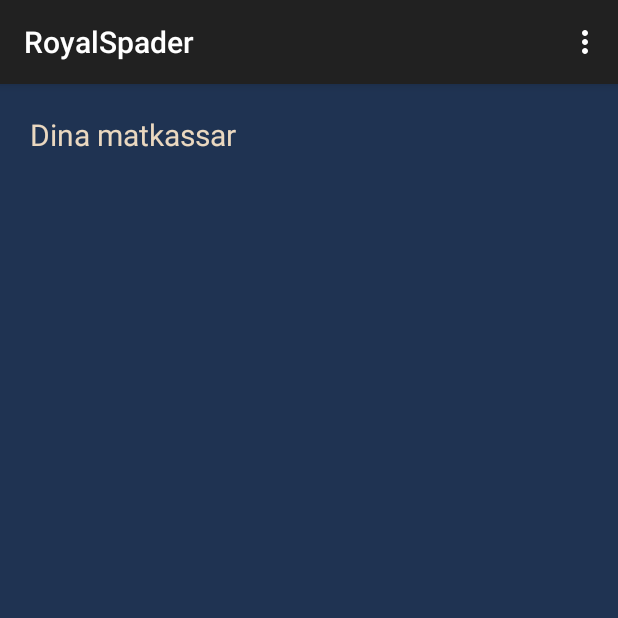
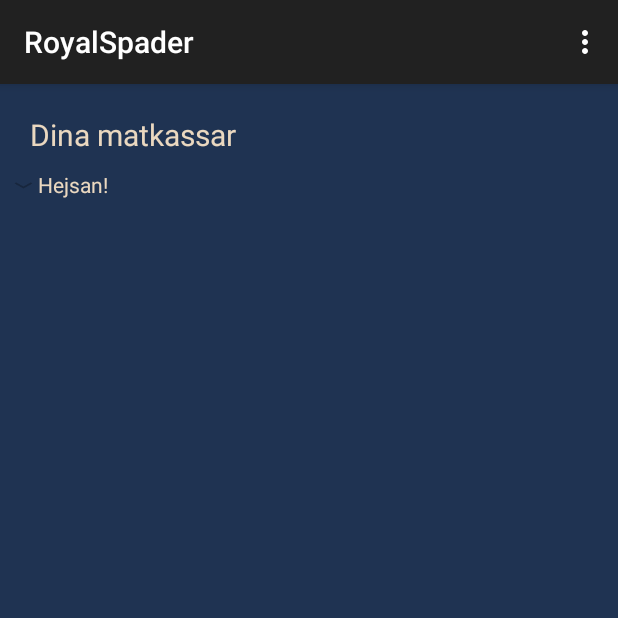
Before and after one commit to FilipFransson/Royal-Spader, an Android app: the screen it shows after launch (MainActivity), after a tap on "OK", on a phone screen of 412 x 824 dp, the top half of it. Run offline under Robolectric (Android 15) with nearby library versions, the phone set to English and light mode, and no system bars.

Commit message:
filip fix

```diff
--- a/Android/RoyalSpader/App/src/main/java/com/royalspader/app/kassarFragment.java
+++ b/Android/RoyalSpader/App/src/main/java/com/royalspader/app/kassarFragment.java
@@ -5,6 +5,9 @@ import android.support.v4.app.Fragment;
 import android.view.LayoutInflater;
 import android.view.View;
 import android.view.ViewGroup;
+import android.widget.ExpandableListView;
+
+import java.util.ArrayList;
 
 /**
  * Created by cissi on 2014-01-22.
@@ -15,6 +18,15 @@ public class kassarFragment extends Fragment {
                              Bundle savedInstanceState) {
         View rootView = inflater.inflate(R.layout.fragment_kassar, container, false);
 
+        ExpandableListView exList = (ExpandableListView)rootView.findViewById(R.id.matkassar);
+        myListGroup temp = new myListGroup();
+        temp.name = "Hejsan!";
+        temp.children.add("Svejsan!");
+        ArrayList<myListGroup> tempList = new ArrayList<myListGroup>();
+        tempList.add(temp);
+
+        exList.setAdapter(new myListAdapter(getActivity().getBaseContext(),tempList));
+
         return rootView;
     }
 
--- /dev/null
+++ b/Android/RoyalSpader/App/src/main/java/com/royalspader/app/myListAdapter.java
@@ -0,0 +1,114 @@
+package com.royalspader.app;
+
+import android.content.Context;
+import android.view.LayoutInflater;
+import android.view.View;
+import android.view.ViewGroup;
+import android.widget.BaseExpandableListAdapter;
+import android.widget.TextView;
+
+import java.util.ArrayList;
+
+/**
+ * Created by cissi on 2014-01-27.
+ */
+public class myListAdapter extends BaseExpandableListAdapter{
+
+    ArrayList <myListGroup> Groups;
+    Context ctx;
+
+    public myListAdapter(Context ctx, ArrayList<myListGroup> List){
+        this.ctx = ctx;
+        Groups = List;
+    }
+
+    @Override
+    public int getGroupCount() {
+        return Groups.size();
+    }
+
+    @Override
+    public int getChildrenCount(int i) {
+
+        int result = 0;
+        for (myListGroup g: Groups) {
+            result += g.children.size();
+        }
+
+        return result;
+    }
+
+    @Override
+    public Object getGroup(int i) {
+        return Groups.get(i);
+    }
+
+    @Override
+    public Object getChild(int i, int i2) {
+        return Groups.get(i).children.get(i2);
+    }
+
+    @Override
+    public long getGroupId(int i) {
+        return i;
+    }
+
+    @Override
+    public long getChildId(int i, int i2) {
+        return i * 100 + i2;
+    }
+
+    @Override
+    public boolean hasStableIds() {
+        return false;
+    }
+
+    @Override
+    public View getGroupView(int groupPosition, boolean isExpanded,
+                             View convertView, ViewGroup parent) {
+
+        View v = convertView;
+
+        if (v == null) {
+            LayoutInflater inflater = (LayoutInflater)ctx.getSystemService
+                    (Context.LAYOUT_INFLATER_SERVICE);
+            v = inflater.inflate(R.layout.list_group_layout, parent, false);
+        }
+
+        TextView groupName = (TextView) v.findViewById(R.id.groupName);
+
+        String name = Groups.get(groupPosition).name;
+
+        groupName.setText(name);
+
+        return v;
+
+    }
+
+    @Override
+    public View getChildView(int groupPosition, int childPosition,
+                             boolean isLastChild, View convertView, ViewGroup parent) {
+
+        View v = convertView;
+
+        if (v == null) {
+            LayoutInflater inflater = (LayoutInflater)ctx.getSystemService
+                    (Context.LAYOUT_INFLATER_SERVICE);
+            v = inflater.inflate(R.layout.list_child_layout, parent, false);
+        }
+
+        TextView itemName = (TextView) v.findViewById(R.id.itemName);
+
+        String name = Groups.get(groupPosition).children.get(childPosition);
+
+        itemName.setText(name);
+
+        return v;
+
+    }
+
+    @Override
+    public boolean isChildSelectable(int i, int i2) {
+        return false;
+    }
+}
--- /dev/null
+++ b/Android/RoyalSpader/App/src/main/java/com/royalspader/app/myListGroup.java
@@ -0,0 +1,13 @@
+package com.royalspader.app;
+
+import java.util.ArrayList;
+
+/**
+ * Created by cissi on 2014-01-27.
+ */
+public class myListGroup {
+
+    public String name;
+    public ArrayList <String> children = new ArrayList<String>();
+
+}
--- a/Android/RoyalSpader/App/src/main/res/layout/fragment_kassar.xml
+++ b/Android/RoyalSpader/App/src/main/res/layout/fragment_kassar.xml
@@ -24,5 +24,6 @@
         android:layout_width="match_parent"
         android:layout_height="wrap_content"
         android:id="@+id/matkassar"
-        android:layout_gravity="center_horizontal" />
+        android:layout_gravity="center_horizontal"
+        android:textColor="#EAD8C0"/>
 </LinearLayout>
--- a/Android/RoyalSpader/App/src/main/res/layout/fragment_varor.xml
+++ b/Android/RoyalSpader/App/src/main/res/layout/fragment_varor.xml
@@ -23,6 +23,7 @@
         android:layout_width="match_parent"
         android:layout_height="wrap_content"
         android:id="@+id/expandableListView"
-        android:layout_gravity="center_horizontal" />
+        android:layout_gravity="center_horizontal"
+        />
 
 </LinearLayout>
--- /dev/null
+++ b/Android/RoyalSpader/App/src/main/res/layout/list_group_layout.xml
@@ -0,0 +1,13 @@
+<?xml version="1.0" encoding="utf-8"?>
+<RelativeLayout xmlns:android="http://schemas.android.com/apk/res/android"
+    android:layout_width="match_parent"
+    android:layout_height="match_parent" >
+
+    <TextView
+        android:id="@+id/groupName"
+        android:layout_width="match_parent"
+        android:layout_height="match_parent"
+        android:paddingLeft="25dp"
+        android:textColor="#EAD8C0"/>
+
+</RelativeLayout>
```
Also changed, not shown: Android/RoyalSpader/App/src/main/res/layout/list_child_layout.xml (added, +14 -0 lines).
